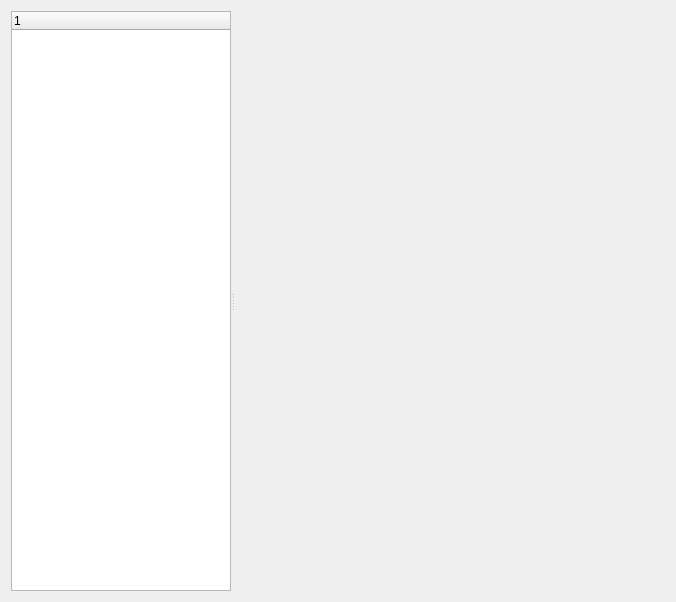
The window that lib/syskit/gui/orocos_composer.ui (rock-core/tools-syskit) describes before a commit, drawn with Qt 5.
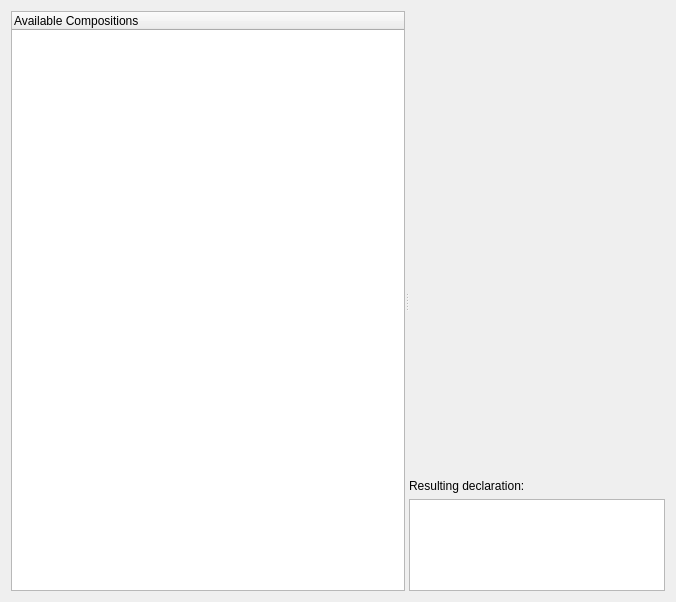
The same window after the commit.

Commit message: roby: display resulting code in composition instanciation UI

What changed in the file:
```diff
--- a/lib/syskit/gui/orocos_composer.ui
+++ b/lib/syskit/gui/orocos_composer.ui
@@ -13,7 +13,7 @@
   <property name="windowTitle">
    <string>Orocos Composer</string>
   </property>
-  <layout class="QHBoxLayout" name="horizontalLayout">
+  <layout class="QVBoxLayout" name="verticalLayout_2">
    <item>
     <widget class="QSplitter" name="splitter">
      <property name="orientation">
@@ -21,24 +21,53 @@
      </property>
      <widget class="QTreeWidget" name="compositionModels">
       <property name="sizePolicy">
-       <sizepolicy hsizetype="Expanding" vsizetype="Expanding">
+       <sizepolicy hsizetype="Preferred" vsizetype="Expanding">
         <horstretch>1</horstretch>
         <verstretch>0</verstretch>
        </sizepolicy>
       </property>
+      <attribute name="headerVisible">
+       <bool>true</bool>
+      </attribute>
+      <attribute name="headerVisible">
+       <bool>true</bool>
+      </attribute>
       <column>
        <property name="text">
-        <string/>
+        <string>Available Compositions</string>
        </property>
       </column>
      </widget>
-     <widget class="QWidget" name="graphHolder" native="true">
-      <property name="sizePolicy">
-       <sizepolicy hsizetype="Preferred" vsizetype="Preferred">
-        <horstretch>5</horstretch>
-        <verstretch>0</verstretch>
-       </sizepolicy>
-      </property>
+     <widget class="QWidget" name="">
+      <layout class="QVBoxLayout" name="verticalLayout">
+       <item>
+        <widget class="QWidget" name="graphHolder" native="true">
+         <property name="sizePolicy">
+          <sizepolicy hsizetype="Expanding" vsizetype="Expanding">
+           <horstretch>3</horstretch>
+           <verstretch>5</verstretch>
+          </sizepolicy>
+         </property>
+        </widget>
+       </item>
+       <item>
+        <widget class="QLabel" name="label">
+         <property name="text">
+          <string>Resulting declaration:</string>
+         </property>
+        </widget>
+       </item>
+       <item>
+        <widget class="QTextBrowser" name="codeDisplay">
+         <property name="sizePolicy">
+          <sizepolicy hsizetype="Expanding" vsizetype="Expanding">
+           <horstretch>3</horstretch>
+           <verstretch>1</verstretch>
+          </sizepolicy>
+         </property>
+        </widget>
+       </item>
+      </layout>
      </widget>
     </widget>
    </item>
```
The commit also changes 2 other files.
